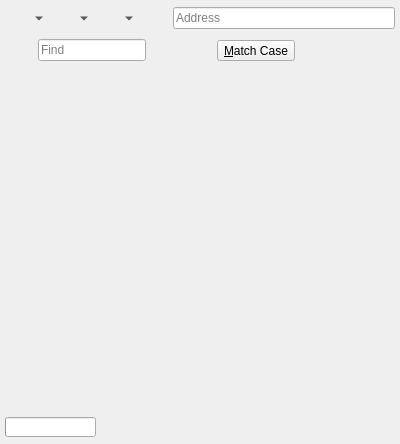
Above: 2.x/UI/dooble_page.ui from textbrowser/dooble before the change. Below: the same form after it.
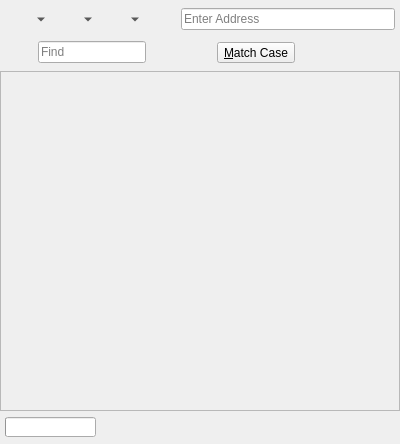
That is the form after the change. Custom widgets are drawn as their Qt base class.

```diff
--- a/2.x/UI/dooble_page.ui
+++ b/2.x/UI/dooble_page.ui
@@ -50,8 +50,8 @@
        </property>
        <property name="iconSize">
         <size>
-         <width>20</width>
-         <height>20</height>
+         <width>22</width>
+         <height>22</height>
         </size>
        </property>
        <property name="popupMode">
@@ -72,8 +72,8 @@
        </property>
        <property name="iconSize">
         <size>
-         <width>20</width>
-         <height>20</height>
+         <width>22</width>
+         <height>22</height>
         </size>
        </property>
        <property name="popupMode">
@@ -94,8 +94,8 @@
        </property>
        <property name="iconSize">
         <size>
-         <width>20</width>
-         <height>20</height>
+         <width>22</width>
+         <height>22</height>
         </size>
        </property>
        <property name="popupMode">
@@ -116,8 +116,8 @@
        </property>
        <property name="iconSize">
         <size>
-         <width>20</width>
-         <height>20</height>
+         <width>22</width>
+         <height>22</height>
         </size>
        </property>
        <property name="autoRaise">
@@ -128,7 +128,7 @@
      <item>
       <widget class="dooble_address_widget" name="address">
        <property name="placeholderText">
-        <string>Address</string>
+        <string>Enter Address</string>
        </property>
       </widget>
      </item>
@@ -244,6 +244,9 @@
    </item>
    <item>
     <widget class="QFrame" name="frame">
+     <property name="frameShape">
+      <enum>QFrame::StyledPanel</enum>
+     </property>
      <layout class="QVBoxLayout" name="verticalLayout_3">
       <property name="spacing">
        <number>0</number>
```
